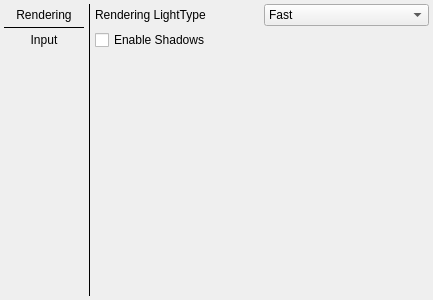
Old version of the form Gui/src/Frames/SettingsFrame/SettingsWidget/SettingsWidget.ui in the repository RullDeef/cw-1.
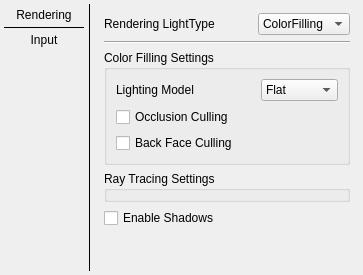
New version of the form.

Commit message: done render settings gui

Diff of the .ui file:
```diff
--- a/Gui/src/Frames/SettingsFrame/SettingsWidget/SettingsWidget.ui
+++ b/Gui/src/Frames/SettingsFrame/SettingsWidget/SettingsWidget.ui
@@ -6,8 +6,8 @@
    <rect>
     <x>0</x>
     <y>0</y>
-    <width>433</width>
-    <height>300</height>
+    <width>363</width>
+    <height>275</height>
    </rect>
   </property>
   <property name="windowTitle">
@@ -95,26 +95,17 @@
       <enum>QFrame::NoFrame</enum>
      </property>
      <widget class="QWidget" name="renderingPage">
-      <layout class="QVBoxLayout" name="verticalLayout_2">
-       <property name="spacing">
-        <number>4</number>
-       </property>
-       <property name="leftMargin">
-        <number>0</number>
-       </property>
-       <property name="topMargin">
-        <number>0</number>
-       </property>
-       <property name="rightMargin">
-        <number>0</number>
-       </property>
-       <property name="bottomMargin">
-        <number>0</number>
-       </property>
+      <layout class="QVBoxLayout" name="verticalLayout_3">
        <item>
         <layout class="QHBoxLayout" name="horizontalLayout_2">
          <item>
           <widget class="QLabel" name="label">
+           <property name="sizePolicy">
+            <sizepolicy hsizetype="MinimumExpanding" vsizetype="Preferred">
+             <horstretch>0</horstretch>
+             <verstretch>0</verstretch>
+            </sizepolicy>
+           </property>
            <property name="text">
             <string>Rendering LightType</string>
            </property>
@@ -124,7 +115,7 @@
           <widget class="QComboBox" name="renderingTypeComboBox">
            <item>
             <property name="text">
-             <string>Fast</string>
+             <string>ColorFilling</string>
             </property>
            </item>
            <item>
@@ -136,6 +127,79 @@
          </item>
         </layout>
        </item>
+       <item>
+        <widget class="Line" name="line_3">
+         <property name="orientation">
+          <enum>Qt::Horizontal</enum>
+         </property>
+        </widget>
+       </item>
+       <item>
+        <widget class="QGroupBox" name="colorFillingGroupBox">
+         <property name="title">
+          <string>Color Filling Settings</string>
+         </property>
+         <layout class="QVBoxLayout" name="verticalLayout_2">
+          <item>
+           <layout class="QHBoxLayout" name="horizontalLayout_3">
+            <item>
+             <widget class="QLabel" name="label_2">
+              <property name="sizePolicy">
+               <sizepolicy hsizetype="MinimumExpanding" vsizetype="Preferred">
+                <horstretch>0</horstretch>
+                <verstretch>0</verstretch>
+               </sizepolicy>
+              </property>
+              <property name="text">
+               <string>Lighting Model</string>
+              </property>
+             </widget>
+            </item>
+            <item>
+             <widget class="QComboBox" name="lightingModelComboBox">
+              <item>
+               <property name="text">
+                <string>Flat</string>
+               </property>
+              </item>
+              <item>
+               <property name="text">
+                <string>Gouroud</string>
+               </property>
+              </item>
+              <item>
+               <property name="text">
+                <string>Phong</string>
+               </property>
+              </item>
+             </widget>
+            </item>
+           </layout>
+          </item>
+          <item>
+           <widget class="QCheckBox" name="occlusionCullingCheckBox">
+            <property name="text">
+             <string>Occlusion Culling</string>
+            </property>
+           </widget>
+          </item>
+          <item>
+           <widget class="QCheckBox" name="backFaceCullingCheckBox">
+            <property name="text">
+             <string>Back Face Culling</string>
+            </property>
+           </widget>
+          </item>
+         </layout>
+        </widget>
+       </item>
+       <item>
+        <widget class="QGroupBox" name="rayTracingGroupBox">
+         <property name="title">
+          <string>Ray Tracing Settings</string>
+         </property>
+        </widget>
+       </item>
        <item>
         <widget class="QCheckBox" name="shadowsCheckBox">
          <property name="text">
```
Left out of the diff: 2 changed lines with no effect on the pictures. The commit also changes 18 other files.
